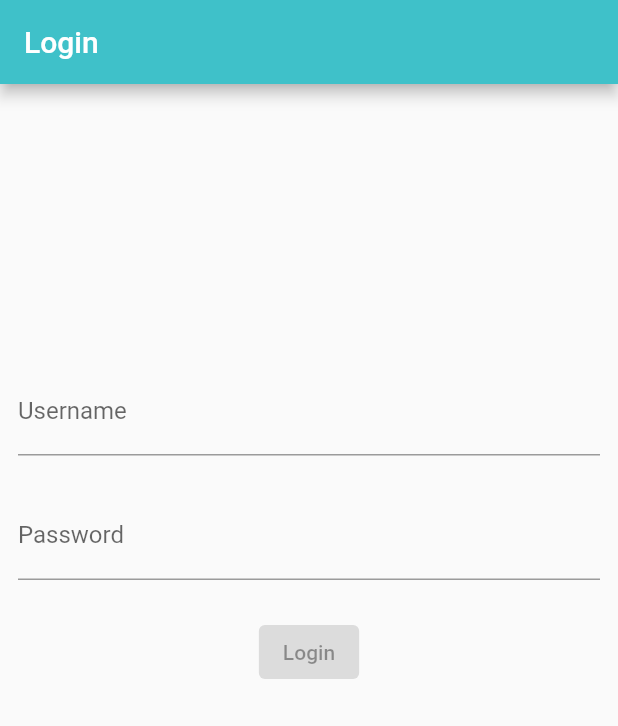
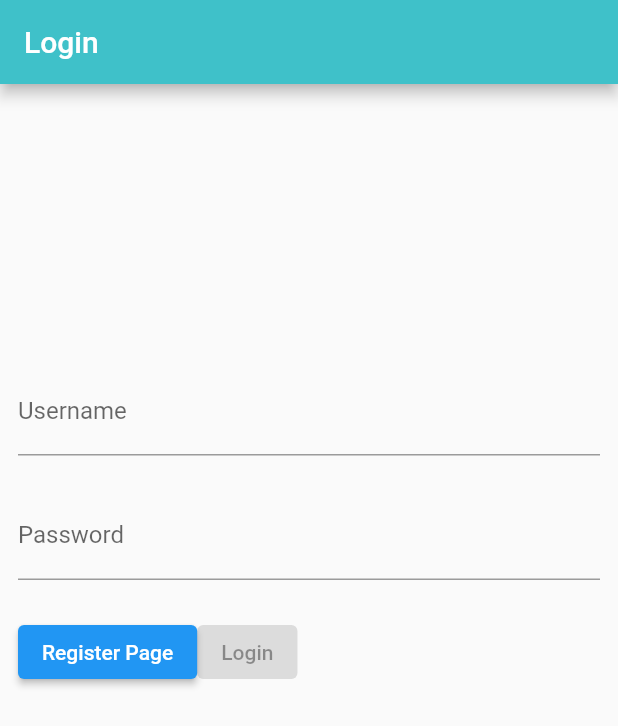
Before and after one commit to mwlt68/Scandium-Mobile, a Flutter app: the screen it shows after launch, on a phone screen of 412 x 824 dp. Shown: the top 726 px of the screen. Run offline on Flutter 3.47's test engine with Material 2 defaults, Android fonts, the phone set to English and light mode, and no system bars; our stand-ins replace bloc, dio, equatable, flutter_bloc, flutter_svg, formz and 2 more.

Commit message:
Login form update

```diff
--- a/lib/features/login/view/login_form.dart
+++ b/lib/features/login/view/login_form.dart
@@ -2,6 +2,9 @@ import 'package:flutter/material.dart';
 import 'package:flutter_bloc/flutter_bloc.dart';
 import 'package:formz/formz.dart';
 import 'package:scandium/features/login/bloc/login_bloc.dart';
+import 'package:scandium/features/register/view/register_page.dart';
+import 'package:scandium/product/constants/application_constants.dart';
+import 'package:scandium/product/widgets/conditional_circular_progress.dart';
 
 class LoginForm extends StatelessWidget {
   const LoginForm({super.key});
@@ -13,8 +16,10 @@ class LoginForm extends StatelessWidget {
         if (state.status.isSubmissionFailure) {
           ScaffoldMessenger.of(context)
             ..hideCurrentSnackBar()
-            ..showSnackBar(
-                SnackBar(content: Text(state.errorMessage ?? 'Fail')));
+            ..showSnackBar(SnackBar(
+                content: Text(state.errorMessage ??
+                    ApplicationConstants
+                        .instance.unexpectedErrorDefaultMessage)));
         }
       },
       child: Align(
@@ -78,17 +83,28 @@ class _LoginButton extends StatelessWidget {
     return BlocBuilder<LoginBloc, LoginState>(
       buildWhen: (previous, current) => previous.status != current.status,
       builder: (context, state) {
-        return state.status.isSubmissionInProgress
-            ? const CircularProgressIndicator()
-            : ElevatedButton(
-                key: const Key('loginForm_continue_raisedButton'),
+        return ConditionalCircularProgress(
+            isLoading: state.status.isSubmissionInProgress,
+            child: Row(
+              children: [
+                ElevatedButton(
+                  onPressed: () {
+                    Navigator.of(context).pushAndRemoveUntil(
+                        MaterialPageRoute(builder: (context) => RegisterPage()),
+                        (route) => false);
+                  },
+                  child: const Text('Register Page'),
+                ),
+                ElevatedButton(
                   onPressed: state.status.isValidated
                       ? () {
                           context.read<LoginBloc>().add(const LoginSubmitted());
                         }
                       : null,
                   child: const Text('Login'),
-              );
+                ),
+              ],
+            ));
       },
     );
   }
```
Lines whose indentation alone changed are shown as unchanged.
